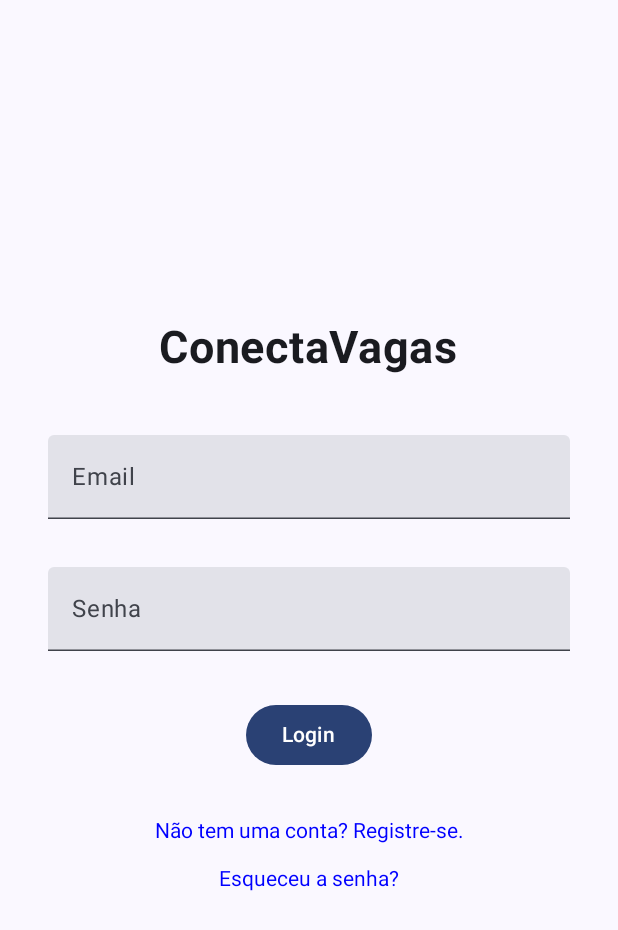
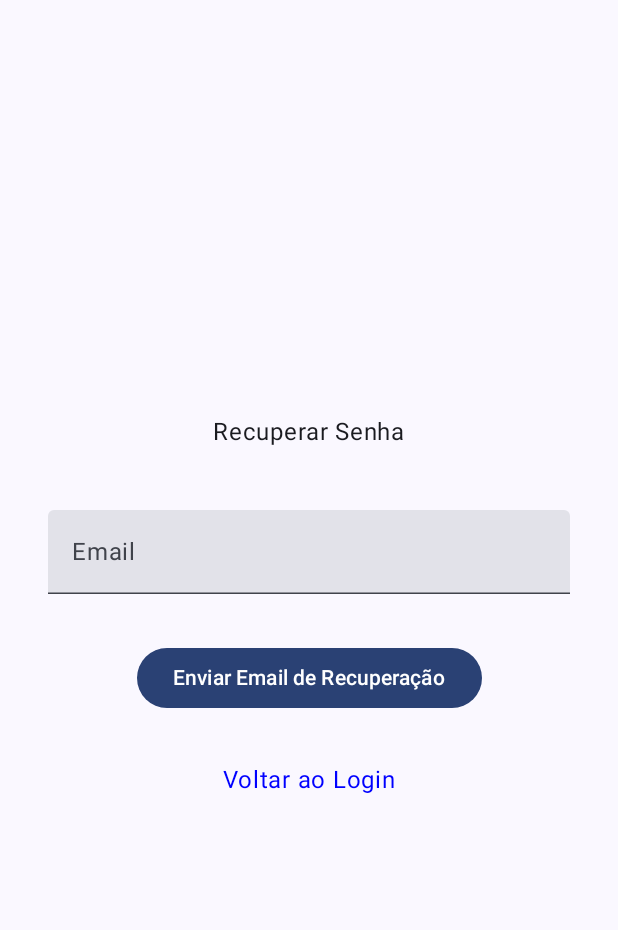
Before and after one commit to VictorUrich/App_ConectaVagas, an Android app built with Jetpack Compose: the screen it shows after launch (MainActivity), after a tap on "Esqueceu a senha?", on a phone screen of 412 x 824 dp. Shown: the top 930 px of the screen. Run offline under Robolectric (Android 15) with nearby library versions, the phone set to English and light mode, and no system bars; our stand-ins replace Firebase (no records; nobody signed in at launch, a user with empty details on screens opened directly).

Commit message:
Implementação das telas de login, recuperação de senha e navegação com controle

```diff
--- a/app/src/main/java/com/example/conectavagas/MainActivity.kt
+++ b/app/src/main/java/com/example/conectavagas/MainActivity.kt
@@ -11,6 +11,8 @@ import androidx.compose.ui.Modifier
 import androidx.navigation.compose.NavHost
 import androidx.navigation.compose.composable
 import androidx.navigation.compose.rememberNavController
+import com.example.conectavagas.ui.screen.ForgotPasswordScreen
+import com.example.conectavagas.ui.screen.LoadingScreen
 import com.example.conectavagas.ui.screen.LoginScreen
 import com.example.conectavagas.ui.screen.RegisterScreen
 import com.example.conectavagas.ui.theme.ConectaVagasTheme
@@ -32,15 +34,26 @@ class MainActivity : ComponentActivity() {
                         composable("LoginScreen") {
                             LoginScreen().LoginScreenContent(
                                 onRegisterClick = { navController.navigate("RegisterScreen") },
-                                onForgotPasswordClick = { /* TODO: Implementar recuperação de senha */ },
-                                onLoginClick = { /* TODO: Implementar lógica de login */ }
+                                onForgotPasswordClick = { navController.navigate("ForgotPasswordScreen") },
+                                onLoginClick = { navController.navigate("LoadingScreen") }
                             )
                         }
                         composable("RegisterScreen") {
                             RegisterScreen().RegisterScreenContent(
-                                onLoginClick = { navController.popBackStack() }
+                                onBackToLogin = { navController.popBackStack() },
+                                onRegisterClick = {navController.popBackStack()}
                             )
                         }
+
+                        composable("ForgotPasswordScreen") {
+                            ForgotPasswordScreen().ForgotPasswordScreenContent(
+                                onBackToLogin = { navController.popBackStack() }
+                            )
+                        }
+                        composable("LoadingScreen") {
+                            LoadingScreen().LoadingScreenContent(navController)
+                        }
+
                     }
                 }
             }
--- /dev/null
+++ b/app/src/main/java/com/example/conectavagas/ui/screen/ForgotPasswordScreen.kt
@@ -0,0 +1,89 @@
+package com.example.conectavagas.ui.screen
+
+import androidx.compose.foundation.clickable
+import androidx.compose.foundation.layout.Arrangement
+import androidx.compose.foundation.layout.Column
+import androidx.compose.foundation.layout.fillMaxSize
+import androidx.compose.foundation.layout.fillMaxWidth
+import androidx.compose.foundation.layout.padding
+import androidx.compose.material3.Button
+import androidx.compose.material3.Scaffold
+import androidx.compose.material3.SnackbarHost
+import androidx.compose.material3.SnackbarHostState
+import androidx.compose.material3.Text
+import androidx.compose.material3.TextField
+import androidx.compose.runtime.Composable
+import androidx.compose.runtime.mutableStateOf
+import androidx.compose.runtime.remember
+import androidx.compose.runtime.rememberCoroutineScope
+import androidx.compose.ui.Alignment
+import androidx.compose.ui.Modifier
+import androidx.compose.ui.graphics.Color
+import androidx.compose.ui.tooling.preview.Preview
+import androidx.compose.ui.unit.dp
+import com.google.firebase.auth.FirebaseAuth
+import kotlinx.coroutines.launch
+
+class ForgotPasswordScreen {
+    @Composable
+    fun ForgotPasswordScreenContent(onBackToLogin: () -> Unit) {
+        val email = remember { mutableStateOf("") }
+        val snackbarHostState = remember { SnackbarHostState() }
+        val coroutineScope = rememberCoroutineScope()
+
+        Scaffold(snackbarHost = { SnackbarHost(snackbarHostState) }) { paddingValues ->
+            Column(
+                modifier = Modifier
+                    .fillMaxSize()
+                    .padding(paddingValues)
+                    .padding(16.dp),
+                horizontalAlignment = Alignment.CenterHorizontally,
+                verticalArrangement = Arrangement.Center
+            ) {
+                Text(
+                    text = "Recuperar Senha",
+                    modifier = Modifier.padding(bottom = 24.dp)
+                )
+
+                TextField(
+                    value = email.value,
+                    onValueChange = { email.value = it },
+                    modifier = Modifier.fillMaxWidth().padding(16.dp),
+                    label = { Text(text = "Email") }
+                )
+                Button(
+                    onClick = {
+                        FirebaseAuth.getInstance().sendPasswordResetEmail(email.value)
+                            .addOnCompleteListener { task ->
+                                coroutineScope.launch {
+                                    if (task.isSuccessful) {
+                                        snackbarHostState.showSnackbar("Email de recuperação enviado com sucesso!")
+                                    } else {
+                                        snackbarHostState.showSnackbar("Erro: ${task.exception?.message}")
+                                    }
+                                }
+                            }
+                    },
+                    modifier = Modifier.padding(16.dp)
+                ) {
+                    Text(text = "Enviar Email de Recuperação")
+                }
+
+                Text(
+                    text = "Voltar ao Login",
+                    color = Color.Blue,
+                    modifier = Modifier
+                        .padding(16.dp)
+                        .clickable { onBackToLogin() }
+                )
+            }
+        }
+    }
+
+    @Preview (showBackground = true)
+    @Composable
+    fun ForgotPasswordScreenPreview() {
+        ForgotPasswordScreenContent(onBackToLogin = {})
+    }
+
+    }
```
Also changed, not shown: app/src/main/java/com/example/conectavagas/ui/screen/LoadingScreen.kt (added, +87 -0 lines), app/src/main/java/com/example/conectavagas/ui/screen/LoginScreen.kt (+10 -8 lines), app/src/main/java/com/example/conectavagas/ui/screen/RegisterScreen.kt (+4 -4 lines).
